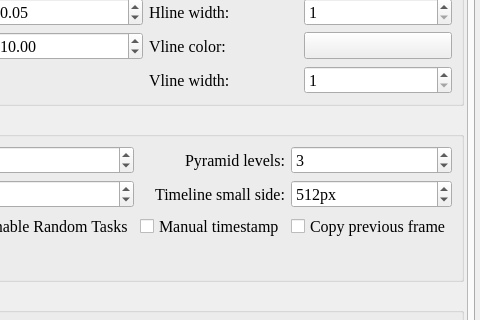
This is resources/ui/dialog_settings.ui in ZhengGroupLZU/ZLabel as Qt 5 draws it before an edit; both pictures show x 497 to 977 and y 186 to 506 of the 977 by 790 pixel window. The edited form follows.
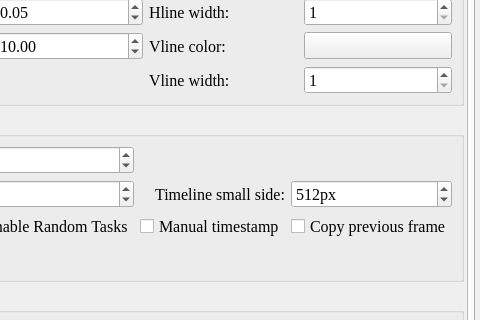
This is the edited form. Icons and pictures are not drawn. Custom widgets are drawn as their Qt base class.

Commit message:
refactor(canvas): remove display pyramid and clean UI resources
- Replace multi-level CPU pyramid with a single full-resolution GPU texture (capped at 8192)
- Remove pyramid_levels setting/UI and adapt benchmark, tests and docs
- Regenerate translations and compile zh_CN.qm during uic
- Remove obsolete dialog UI/generated files and use tr() in dock strings

What changed in the file:
```diff
--- a/resources/ui/dialog_settings.ui
+++ b/resources/ui/dialog_settings.ui
@@ -444,35 +444,6 @@
                 </property>
                </widget>
               </item>
-              <item row="0" column="4">
-               <widget class="QLabel" name="label_pyramid_levels">
-                <property name="sizePolicy">
-                 <sizepolicy hsizetype="Minimum" vsizetype="Preferred">
-                  <horstretch>0</horstretch>
-                  <verstretch>0</verstretch>
-                 </sizepolicy>
-                </property>
-                <property name="text">
-                 <string>Pyramid levels:</string>
-                </property>
-                <property name="alignment">
-                 <set>Qt::AlignmentFlag::AlignRight|Qt::AlignmentFlag::AlignTrailing|Qt::AlignmentFlag::AlignVCenter</set>
-                </property>
-               </widget>
-              </item>
-              <item row="0" column="5">
-               <widget class="QSpinBox" name="spin_pyramid_levels">
-                <property name="minimum">
-                 <number>1</number>
-                </property>
-                <property name="maximum">
-                 <number>8</number>
-                </property>
-                <property name="value">
-                 <number>3</number>
-                </property>
-               </widget>
-              </item>
               <item row="4" column="0" colspan="2">
                <widget class="QCheckBox" name="ckbox_mipmap">
                 <property name="text">
```
The commit also changes 29 other files.
